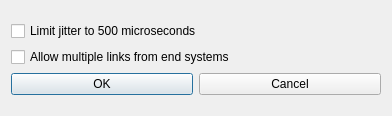
First picture: the form in AFDX_GUI/ui/OptionsDialog.ui, repository PavelVdovin/AFDX_Designer, before the edit.
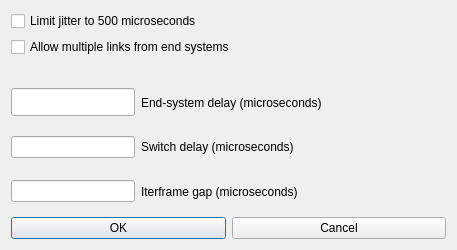
Second picture: the form after the edit.

The edit to the form file:
```diff
--- a/AFDX_GUI/ui/OptionsDialog.ui
+++ b/AFDX_GUI/ui/OptionsDialog.ui
@@ -6,8 +6,8 @@
    <rect>
     <x>0</x>
     <y>0</y>
-    <width>392</width>
-    <height>116</height>
+    <width>457</width>
+    <height>250</height>
    </rect>
   </property>
   <property name="windowTitle">
@@ -33,6 +33,106 @@
        </property>
       </widget>
      </item>
+     <item>
+      <spacer name="horizontalSpacer">
+       <property name="orientation">
+        <enum>Qt::Horizontal</enum>
+       </property>
+       <property name="sizeHint" stdset="0">
+        <size>
+         <width>40</width>
+         <height>20</height>
+        </size>
+       </property>
+      </spacer>
+     </item>
+     <item>
+      <layout class="QHBoxLayout" name="horizontalLayout_2">
+       <item>
+        <widget class="QLineEdit" name="esDelayEdit">
+         <property name="minimumSize">
+          <size>
+           <width>124</width>
+           <height>0</height>
+          </size>
+         </property>
+         <property name="maximumSize">
+          <size>
+           <width>124</width>
+           <height>28</height>
+          </size>
+         </property>
+        </widget>
+       </item>
+       <item>
+        <widget class="QLabel" name="label">
+         <property name="sizePolicy">
+          <sizepolicy hsizetype="Preferred" vsizetype="Preferred">
+           <horstretch>5</horstretch>
+           <verstretch>0</verstretch>
+          </sizepolicy>
+         </property>
+         <property name="text">
+          <string>End-system delay (microseconds)</string>
+         </property>
+        </widget>
+       </item>
+      </layout>
+     </item>
+     <item>
+      <layout class="QHBoxLayout" name="horizontalLayout_3">
+       <item>
+        <widget class="QLineEdit" name="switchDelayEdit">
+         <property name="minimumSize">
+          <size>
+           <width>124</width>
+           <height>0</height>
+          </size>
+         </property>
+         <property name="maximumSize">
+          <size>
+           <width>124</width>
+           <height>16777215</height>
+          </size>
+         </property>
+        </widget>
+       </item>
+       <item>
+        <widget class="QLabel" name="label_2">
+         <property name="text">
+          <string>Switch delay (microseconds)</string>
+         </property>
+        </widget>
+       </item>
+      </layout>
+     </item>
+     <item>
+      <layout class="QHBoxLayout" name="horizontalLayout_4">
+       <item>
+        <widget class="QLineEdit" name="ifgEdit">
+         <property name="minimumSize">
+          <size>
+           <width>124</width>
+           <height>0</height>
+          </size>
+         </property>
+         <property name="maximumSize">
+          <size>
+           <width>124</width>
+           <height>16777215</height>
+          </size>
+         </property>
+        </widget>
+       </item>
+       <item>
+        <widget class="QLabel" name="label_3">
+         <property name="text">
+          <string>Iterframe gap (microseconds)</string>
+         </property>
+        </widget>
+       </item>
+      </layout>
+     </item>
      <item>
       <layout class="QHBoxLayout" name="horizontalLayout">
        <item>
```
